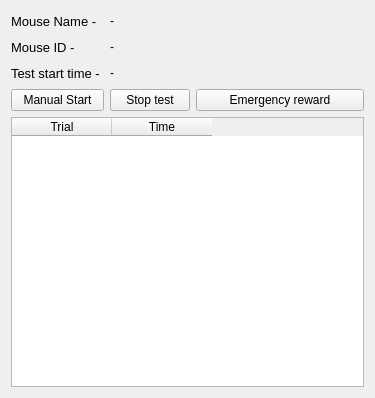
Old version of the form Python/gui/testwin.ui in the repository yagarwal123/autonomouse.
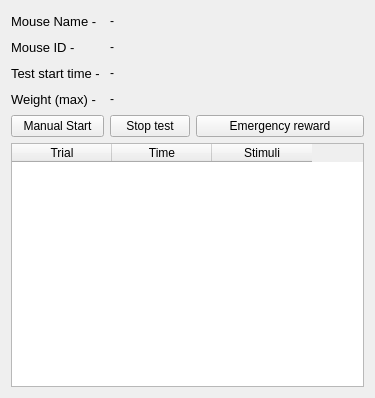
New version of the form.

```diff
--- a/Python/gui/testwin.ui
+++ b/Python/gui/testwin.ui
@@ -33,7 +33,7 @@
      </property>
     </widget>
    </item>
-   <item row="0" column="2" colspan="2">
+   <item row="0" column="2">
     <spacer name="horizontalSpacer">
      <property name="orientation">
       <enum>Qt::Horizontal</enum>
@@ -65,7 +65,7 @@
      </property>
     </widget>
    </item>
-   <item row="1" column="2" colspan="2">
+   <item row="1" column="2">
     <spacer name="horizontalSpacer_2">
      <property name="orientation">
       <enum>Qt::Horizontal</enum>
@@ -97,7 +97,7 @@
      </property>
     </widget>
    </item>
-   <item row="2" column="2" colspan="2">
+   <item row="2" column="2">
     <spacer name="horizontalSpacer_3">
      <property name="orientation">
       <enum>Qt::Horizontal</enum>
@@ -111,40 +111,77 @@
     </spacer>
    </item>
    <item row="3" column="0">
+    <widget class="QLabel" name="label_4">
+     <property name="font">
+      <font>
+       <pointsize>10</pointsize>
+      </font>
+     </property>
+     <property name="text">
+      <string>Weight (max) - </string>
+     </property>
+    </widget>
+   </item>
+   <item row="3" column="1">
+    <widget class="QLabel" name="weight_max">
+     <property name="text">
+      <string>-</string>
+     </property>
+    </widget>
+   </item>
+   <item row="3" column="2">
+    <spacer name="horizontalSpacer_4">
+     <property name="orientation">
+      <enum>Qt::Horizontal</enum>
+     </property>
+     <property name="sizeHint" stdset="0">
+      <size>
+       <width>170</width>
+       <height>20</height>
+      </size>
+     </property>
+    </spacer>
+   </item>
+   <item row="4" column="0">
     <widget class="QPushButton" name="manStartButton">
      <property name="text">
       <string>Manual Start</string>
      </property>
     </widget>
    </item>
-   <item row="4" column="0" colspan="4">
-    <widget class="QTableWidget" name="tableWidget">
-     <column>
-      <property name="text">
-       <string>Trial</string>
-      </property>
-     </column>
-     <column>
-      <property name="text">
-       <string>Time</string>
-      </property>
-     </column>
-    </widget>
-   </item>
-   <item row="3" column="1">
+   <item row="4" column="1">
     <widget class="QPushButton" name="stopButton">
      <property name="text">
       <string>Stop test</string>
      </property>
     </widget>
    </item>
-   <item row="3" column="2" colspan="2">
+   <item row="4" column="2">
     <widget class="QPushButton" name="rewardButton">
      <property name="text">
       <string>Emergency reward</string>
      </property>
     </widget>
    </item>
+   <item row="5" column="0" colspan="3">
+    <widget class="QTableWidget" name="tableWidget">
+     <column>
+      <property name="text">
+       <string>Trial</string>
+      </property>
+     </column>
+     <column>
+      <property name="text">
+       <string>Time</string>
+      </property>
+     </column>
+     <column>
+      <property name="text">
+       <string>Stimuli</string>
+      </property>
+     </column>
+    </widget>
+   </item>
   </layout>
  </widget>
  <resources/>
```
